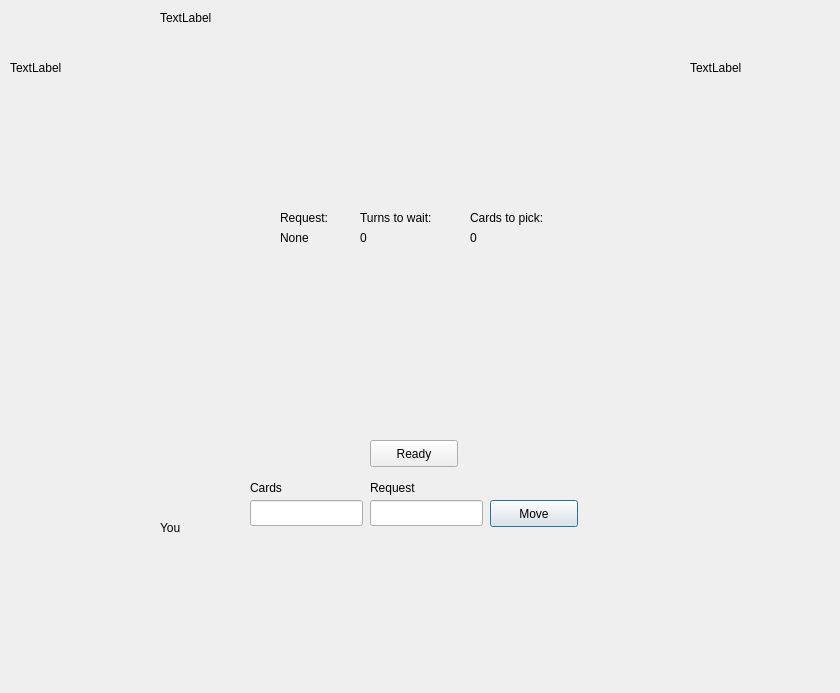
Qt form client/gamewindow.ui (vincentvanbush/maumau) before a commit.
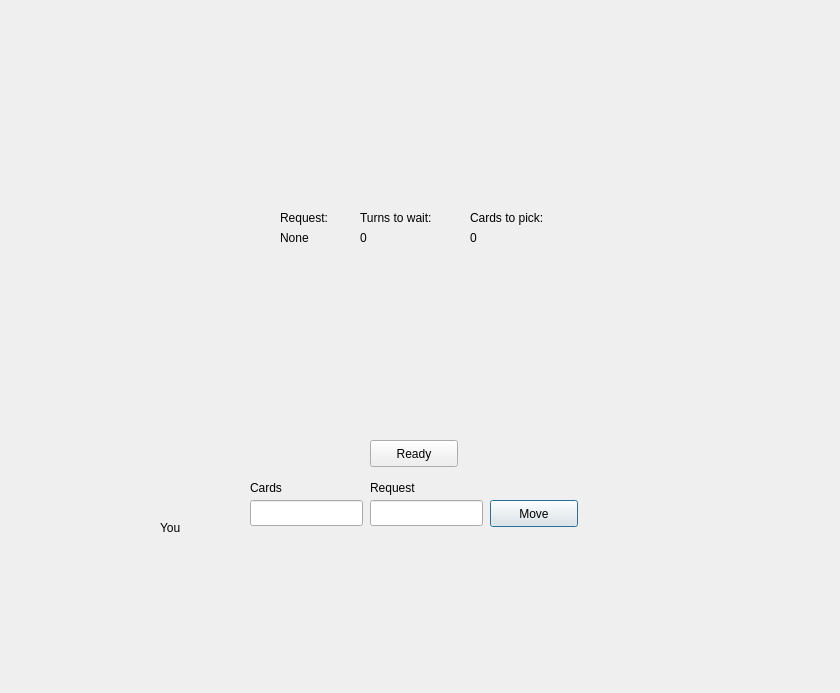
The same form after that commit.

```diff
--- a/client/gamewindow.ui
+++ b/client/gamewindow.ui
@@ -118,12 +118,12 @@
     <rect>
      <x>10</x>
      <y>60</y>
-     <width>58</width>
+     <width>141</width>
      <height>16</height>
     </rect>
    </property>
    <property name="text">
-    <string>TextLabel</string>
+    <string/>
    </property>
   </widget>
   <widget class="QLabel" name="topPlayerLabel">
@@ -131,12 +131,12 @@
     <rect>
      <x>160</x>
      <y>10</y>
-     <width>58</width>
+     <width>151</width>
      <height>16</height>
     </rect>
    </property>
    <property name="text">
-    <string>TextLabel</string>
+    <string/>
    </property>
   </widget>
   <widget class="QLabel" name="rightPlayerLabel">
@@ -144,12 +144,12 @@
     <rect>
      <x>690</x>
      <y>60</y>
-     <width>58</width>
+     <width>141</width>
      <height>16</height>
     </rect>
    </property>
    <property name="text">
-    <string>TextLabel</string>
+    <string/>
    </property>
   </widget>
   <widget class="QLineEdit" name="lineEdit">
```
